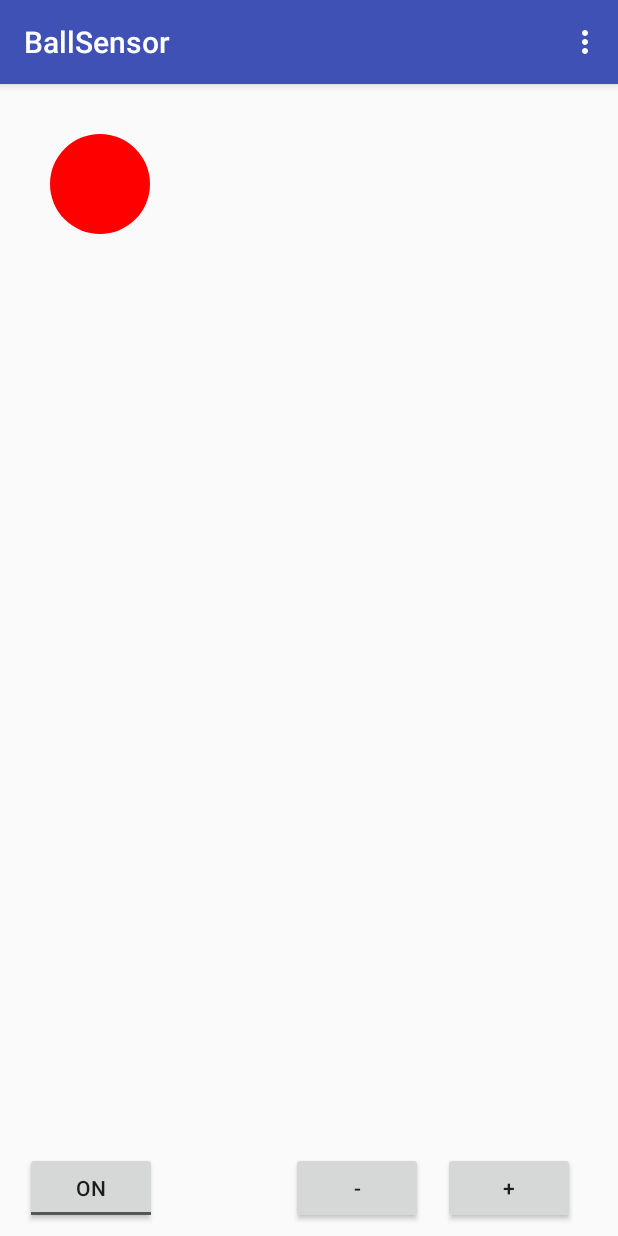
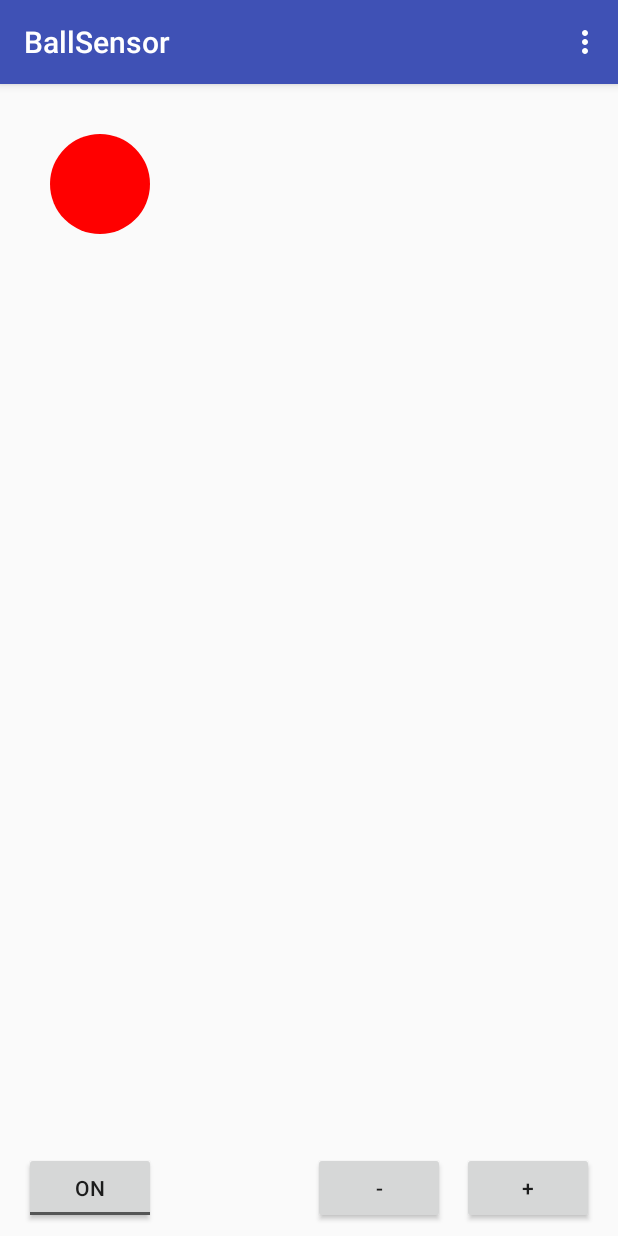
Before and after one commit to ArthurWenger/Android, an Android app: the screen it shows after launch (MainActivity), on a phone screen of 412 x 824 dp. Run offline under Robolectric (Android 15) with nearby library versions, the phone set to English and light mode, and no system bars.

Commit message:
Mise a jour de la vue d'affichage

```diff
--- a/BallSensor/app/src/main/java/com/example/arthur/ballsensor/CustomDrawableView.java
+++ b/BallSensor/app/src/main/java/com/example/arthur/ballsensor/DrawableView.java
@@ -6,7 +6,7 @@ import android.graphics.Paint;
 import android.util.AttributeSet;
 import android.view.View;
 
-public class CustomDrawableView extends View
+public class DrawableView extends View
 {
 	//private Bitmap mWood;
 	//private Bitmap mBitmap;
@@ -15,20 +15,22 @@ public class CustomDrawableView extends View
 	private float width;
 	private float height;
 	private final int radius = 50;
+	private final int speedMultiplier = 2;
 	private Paint paint= new Paint();
 
-	public CustomDrawableView(Context context)
+	public DrawableView( Context context)
 	{
 		super(context);
 		init();
 	}
-	public CustomDrawableView(Context context, AttributeSet attrs)
+	public DrawableView( Context context, AttributeSet attrs)
 	{
 		super(context, attrs);
 		init();
 	}
 
 	private void init(){
+		paint.setAntiAlias( true );
 		paint.setColor(android.graphics.Color.RED);
 		paint.setStyle(Paint.Style.STROKE);
 		paint.setStyle(Paint.Style.FILL);
@@ -41,13 +43,13 @@ public class CustomDrawableView extends View
 	}
 
 	public void moveBall( float x, float y){
-		float newX = xPos+x;
+		float newX = xPos - speedMultiplier*x;
 		if(newX < width-radius && newX>radius)
-			xPos = xPos+x;
+			xPos = newX;
 
-		float newY = yPos+y;
+		float newY = yPos + speedMultiplier*y;
 		if(newY < height-radius && newY>radius)
-			yPos = yPos + y;
+			yPos = newY;
 		invalidate();
 	}
 
--- a/BallSensor/app/src/main/java/com/example/arthur/ballsensor/MainActivity.java
+++ b/BallSensor/app/src/main/java/com/example/arthur/ballsensor/MainActivity.java
@@ -24,7 +24,7 @@ public class MainActivity extends AppCompatActivity implements View.OnClickListe
 	private boolean accelSupported;
 	private MySensorListener sensorListener;
 	private float xAcc, yAcc;
-	CustomDrawableView ballView;
+	DrawableView ballView;
 	private final int SCORES_ACTIVITY = 1;
 
 	@Override
@@ -43,7 +43,7 @@ public class MainActivity extends AppCompatActivity implements View.OnClickListe
 		mBPlus.setOnClickListener( this );
 		mBMoins = (Button) findViewById( R.id.bMoins );
 		mBMoins.setOnClickListener( this );
-		ballView = (CustomDrawableView) findViewById(R.id.ballsView);
+		ballView = (DrawableView) findViewById(R.id.ballsView);
 	}
 
 	@Override
--- a/BallSensor/app/src/main/res/layout/activity_main.xml
+++ b/BallSensor/app/src/main/res/layout/activity_main.xml
@@ -7,7 +7,7 @@
     android:layout_height="match_parent"
     tools:context="com.example.arthur.ballsensor.MainActivity">
 
-    <com.example.arthur.ballsensor.CustomDrawableView
+    <com.example.arthur.ballsensor.DrawableView
         android:id="@+id/ballsView"
         android:layout_height="fill_parent"
         android:layout_width="fill_parent"/>
@@ -16,33 +16,25 @@
         android:layout_width="wrap_content"
         android:layout_height="wrap_content"
         android:layout_marginBottom="8dp"
-        android:layout_marginLeft="8dp"
-        android:layout_marginRight="8dp"
-        android:layout_marginTop="8dp"
+        android:layout_marginLeft="16dp"
         android:text="ToggleButton"
         android:textOff="ON"
         android:textOn="OFF"
         app:layout_constraintBottom_toBottomOf="parent"
-        app:layout_constraintHorizontal_bias="0.028"
         app:layout_constraintLeft_toLeftOf="parent"
-        app:layout_constraintRight_toRightOf="parent"
-        app:layout_constraintTop_toTopOf="parent"
-        app:layout_constraintVertical_bias="1.0"/>
+        />
 
     <Button
         android:id="@+id/bPlus"
         android:layout_width="wrap_content"
         android:layout_height="wrap_content"
         android:text="+"
-        android:layout_marginRight="0dp"
+        android:layout_marginRight="16dp"
         app:layout_constraintRight_toRightOf="parent"
         app:layout_constraintBottom_toBottomOf="parent"
         android:layout_marginBottom="8dp"
-        app:layout_constraintLeft_toRightOf="@+id/bMoins"
-        android:layout_marginLeft="8dp"
         app:layout_constraintTop_toTopOf="@+id/bMoins"
         android:layout_marginTop="8dp"
-        app:layout_constraintHorizontal_bias="0.166"
         app:layout_constraintVertical_bias="1.0"/>
 
     <Button
@@ -53,8 +45,8 @@
         app:layout_constraintBottom_toBottomOf="parent"
         android:layout_marginBottom="8dp"
         app:layout_constraintTop_toTopOf="@+id/tOn"
-        android:layout_marginTop="0dp"
-        app:layout_constraintVertical_bias="0.0"
-        app:layout_constraintLeft_toRightOf="@+id/tOn"
-        android:layout_marginLeft="89dp"/>
+        android:layout_marginTop="8dp"
+        app:layout_constraintVertical_bias="1.0"
+        app:layout_constraintRight_toLeftOf="@+id/bPlus"
+        android:layout_marginRight="11dp"/>
 </android.support.constraint.ConstraintLayout>
```
